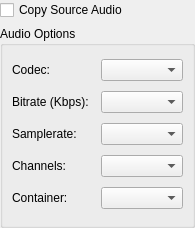
b1aqW0lf/Lithium, file src/audio_interface.ui: the form before one commit.
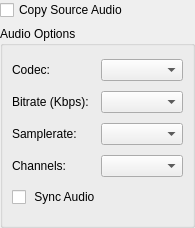
The form after the commit.

Commit message: experiment/enabled audio sync functionality

What changed in the file:
```diff
--- a/src/audio_interface.ui
+++ b/src/audio_interface.ui
@@ -79,16 +79,13 @@
       <item row="3" column="1">
        <widget class="QComboBox" name="audioChannelBox"/>
       </item>
-      <item row="4" column="0">
-       <widget class="QLabel" name="audioContainerLabel">
+      <item row="4" column="0" colspan="2">
+       <widget class="QCheckBox" name="audioSyncCheckBox">
         <property name="text">
-         <string>Container:</string>
+         <string> Sync Audio</string>
         </property>
        </widget>
       </item>
-      <item row="4" column="1">
-       <widget class="QComboBox" name="audioContainerBox"/>
-      </item>
      </layout>
     </widget>
    </item>
```
The commit also changes 4 other files.
